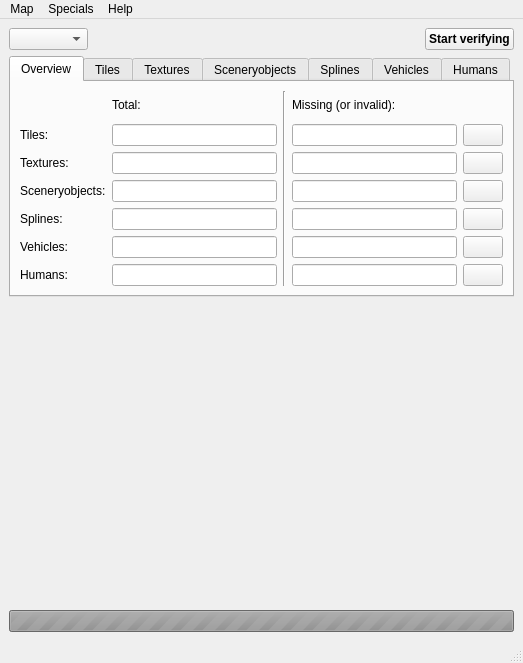
Qt form OTModules/wVerifyMap/wverifymap.ui (pietr26/OMSI-Tools) before a commit.
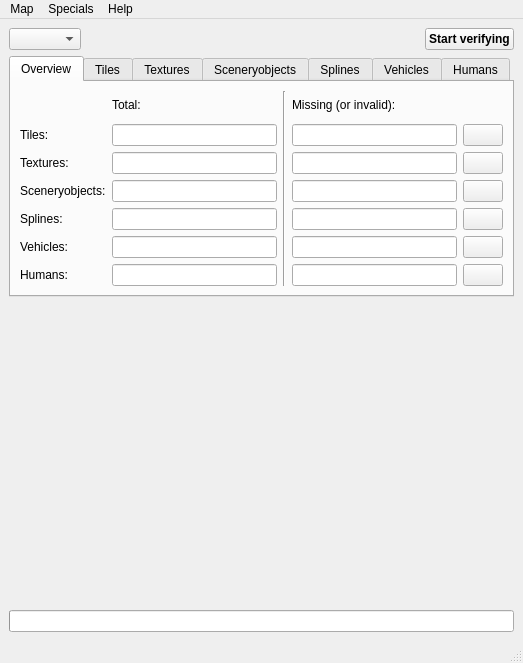
The same form after that commit. Icons and pictures are not drawn.

Commit message: First draft of thread in wVerifyMap

```diff
--- a/OTModules/wVerifyMap/wverifymap.ui
+++ b/OTModules/wVerifyMap/wverifymap.ui
@@ -31,7 +31,7 @@
        <widget class="QComboBox" name="cobxMapName">
         <property name="font">
          <font>
-          <bold>true</bold>
+          <bold>false</bold>
          </font>
         </property>
         <property name="toolTip">
@@ -1053,27 +1053,24 @@
     </item>
     <item>
      <widget class="QProgressBar" name="pgbProgress">
-      <property name="enabled">
-       <bool>false</bool>
-      </property>
-      <property name="toolTip">
-       <string/>
-      </property>
-      <property name="autoFillBackground">
-       <bool>false</bool>
+      <property name="sizePolicy">
+       <sizepolicy hsizetype="Minimum" vsizetype="Fixed">
+        <horstretch>0</horstretch>
+        <verstretch>0</verstretch>
+       </sizepolicy>
       </property>
       <property name="maximum">
-       <number>0</number>
+       <number>100</number>
       </property>
       <property name="value">
        <number>0</number>
       </property>
-      <property name="orientation">
-       <enum>Qt::Horizontal</enum>
-      </property>
-      <property name="invertedAppearance">
+      <property name="textVisible">
        <bool>false</bool>
       </property>
+      <property name="textDirection">
+       <enum>QProgressBar::TopToBottom</enum>
+      </property>
       <property name="format">
        <string notr="true">%p%</string>
       </property>
```
The commit also changes 2 other files.
